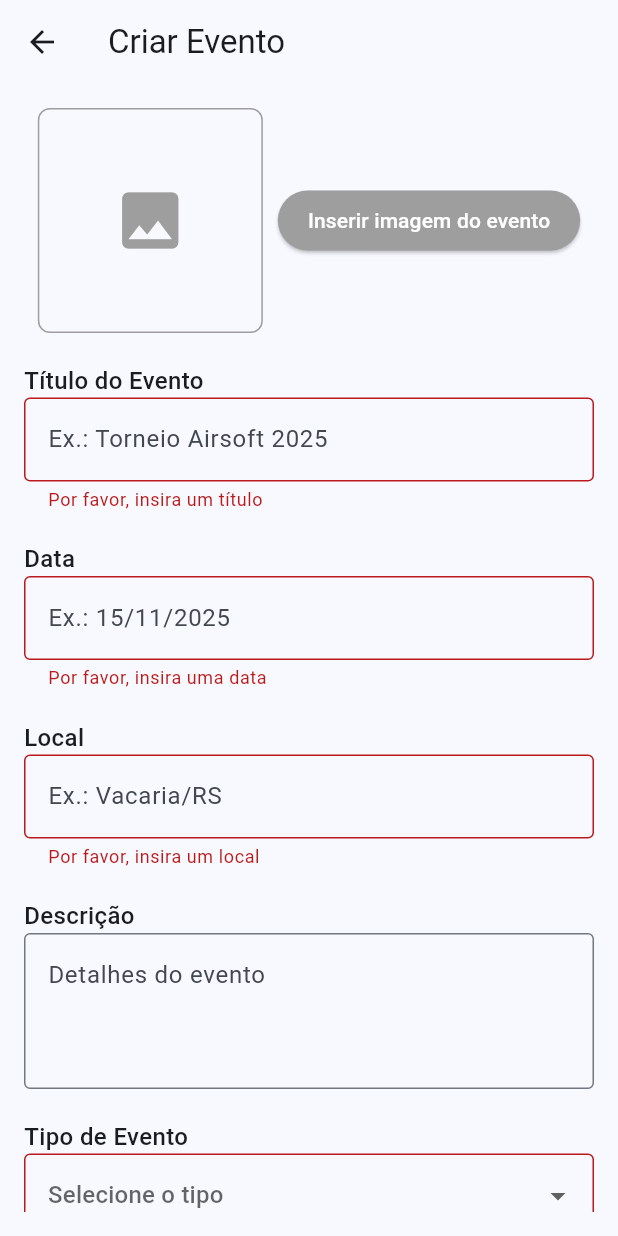
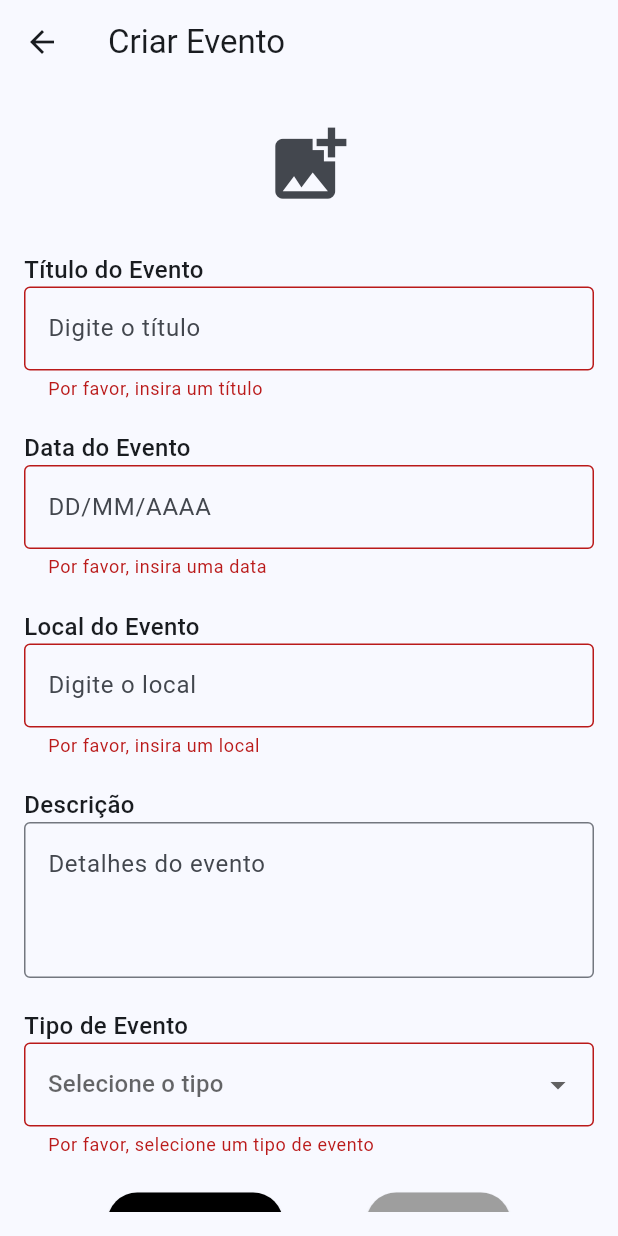
Before and after one commit to EnricoSpanier/GerenciadorEventos, a Flutter app: the CreateEventScreen screen opened directly, after a tap on "Criar Evento", on a phone screen of 412 x 824 dp. Run offline on Flutter 3.47's test engine with Material 3 defaults, Android fonts, the phone set to English and light mode, and no system bars; network calls fail; statements that could not run were skipped.

Commit message:
Update telaCriacaoEvento.dart

```diff
--- a/Projeto/frontend/lib/telas/telaCriacaoEvento.dart
+++ b/Projeto/frontend/lib/telas/telaCriacaoEvento.dart
@@ -1,7 +1,9 @@
+// 13. Tela de Criação de Evento
 import 'package:flutter/material.dart';
-import 'telaPrincipal.dart';
+import 'package:provider/provider.dart';
+import 'package:http/http.dart' as http;
+import 'dart:convert';
 
-// 13. Tela de Criação de Evento (Placeholder)
 class CreateEventScreen extends StatefulWidget {
   const CreateEventScreen({super.key});
 
@@ -27,8 +29,26 @@ class _CreateEventScreenState extends State<CreateEventScreen> {
     super.dispose();
   }
 
-  void _confirmCreate(BuildContext context) {
+  Future<void> _confirmCreate(BuildContext context) async {
     if (_formKey.currentState!.validate()) {
+      final user = Provider.of<HomePageData>(context, listen: false).user;
+      final eventData = {
+        'event_name': _titleController.text,
+        'event_date': _dateController.text, // Assumir formato aceito pelo back
+        'address': _locationController.text,
+        'description': _descriptionController.text,
+        'is_EAD': _eventType == 'Público' ? false : true, // Ajustar baseado no tipo
+        'creator_id': user['id'],
+        // Adicionar outros campos como necessário
+      };
+
+      final response = await http.post(
+        Uri.parse('http://localhost:8080/bff/events'),
+        headers: {'Content-Type': 'application/json'},
+        body: jsonEncode(eventData),
+      );
+
+      if (response.statusCode == 201) {
         ScaffoldMessenger.of(context).showSnackBar(
           const SnackBar(content: Text('Evento criado com sucesso!')),
         );
@@ -36,6 +56,11 @@ class _CreateEventScreenState extends State<CreateEventScreen> {
           context,
           MaterialPageRoute(builder: (context) => const MainScreen()),
         );
+      } else {
+        ScaffoldMessenger.of(context).showSnackBar(
+          const SnackBar(content: Text('Falha ao criar evento')),
+        );
+      }
     }
   }
 
@@ -98,26 +123,11 @@ class _CreateEventScreenState extends State<CreateEventScreen> {
                 Row(
                   mainAxisAlignment: MainAxisAlignment.center,
                   children: <Widget>[
-                    Container(
-                      width: 150,
-                      height: 150,
-                      decoration: BoxDecoration(
-                        border: Border.all(color: Colors.grey),
-                        borderRadius: BorderRadius.circular(8.0),
-                      ),
-                      child: const Center(
-                        child: Icon(Icons.image, size: 50, color: Colors.grey),
-                      ),
-                    ),
-                    const SizedBox(width: 10.0),
-                    ElevatedButton(
-                      onPressed: () {},
-                      style: ElevatedButton.styleFrom(
-                        backgroundColor: Colors.grey,
-                        foregroundColor: Colors.white,
-                        padding: const EdgeInsets.symmetric(horizontal: 20.0, vertical: 10.0),
-                      ),
-                      child: const Text('Inserir imagem do evento'),
+                    IconButton(
+                      icon: const Icon(Icons.add_photo_alternate, size: 60.0),
+                      onPressed: () {
+                        // TODO: Implementar upload de imagem
+                      },
                     ),
                   ],
                 ),
@@ -129,7 +139,7 @@ class _CreateEventScreenState extends State<CreateEventScreen> {
                 TextFormField(
                   controller: _titleController,
                   decoration: const InputDecoration(
-                    hintText: 'Ex.: Torneio Airsoft 2025',
+                    hintText: 'Digite o título',
                     border: OutlineInputBorder(),
                   ),
                   validator: (value) {
@@ -141,15 +151,16 @@ class _CreateEventScreenState extends State<CreateEventScreen> {
                 ),
                 const SizedBox(height: 20.0),
                 const Text(
-                  'Data',
+                  'Data do Evento',
                   style: TextStyle(fontSize: 16.0, fontWeight: FontWeight.w500),
                 ),
                 TextFormField(
                   controller: _dateController,
                   decoration: const InputDecoration(
-                    hintText: 'Ex.: 15/11/2025',
+                    hintText: 'DD/MM/AAAA',
                     border: OutlineInputBorder(),
                   ),
+                  keyboardType: TextInputType.datetime,
                   validator: (value) {
                     if (value == null || value.isEmpty) {
                       return 'Por favor, insira uma data';
@@ -159,13 +170,13 @@ class _CreateEventScreenState extends State<CreateEventScreen> {
                 ),
                 const SizedBox(height: 20.0),
                 const Text(
-                  'Local',
+                  'Local do Evento',
                   style: TextStyle(fontSize: 16.0, fontWeight: FontWeight.w500),
                 ),
                 TextFormField(
                   controller: _locationController,
                   decoration: const InputDecoration(
-                    hintText: 'Ex.: Vacaria/RS',
+                    hintText: 'Digite o local',
                     border: OutlineInputBorder(),
                   ),
                   validator: (value) {
```
Lines whose indentation alone changed are shown as unchanged.
